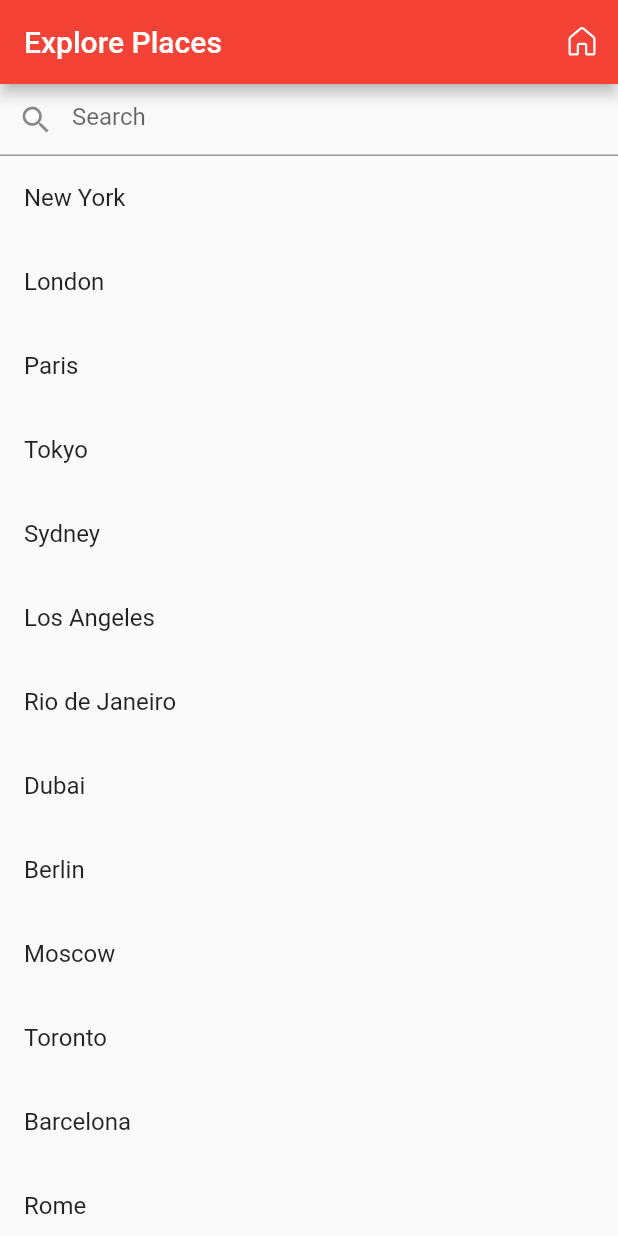
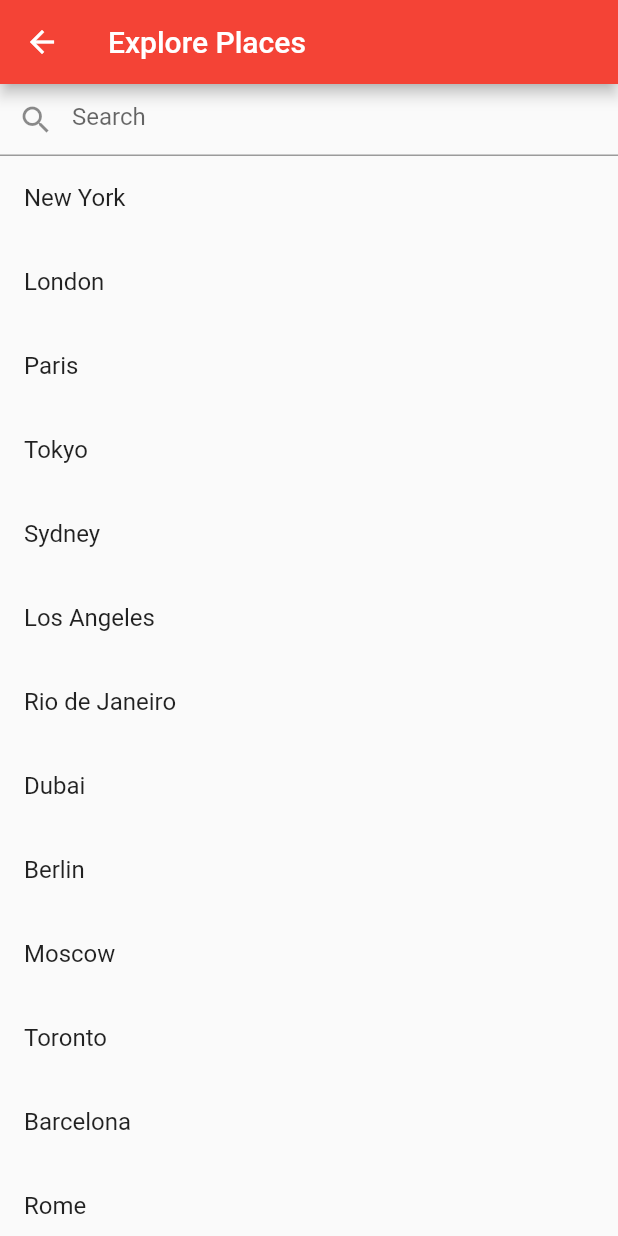
Before and after one commit to jucosmon/hotline_app, a Flutter app: the screen it shows after launch, after a tap on "Search Places", on a phone screen of 412 x 824 dp. Run offline on Flutter 3.47's test engine with Material 2 defaults, Android fonts, the phone set to English and light mode, and no system bars; our stand-ins replace fluentui_icons, gap; missing offline and left inert: clipboard.

Commit message:
gitarung ang buttons and added copied message

```diff
--- a/lib/pages/home_screen.dart
+++ b/lib/pages/home_screen.dart
@@ -11,6 +11,7 @@ class HomeScreen extends StatelessWidget {
   Widget build(BuildContext context) {
     return Scaffold(
       appBar: AppBar(
+        automaticallyImplyLeading: false,
         title: const Text('Emergency Hotline'),
         centerTitle: true,
         actions: <Widget>[
--- a/lib/pages/search_screen.dart
+++ b/lib/pages/search_screen.dart
@@ -50,9 +50,9 @@ class _SearchPageState extends State<SearchPage> {
   Widget build(BuildContext context) {
     return Scaffold(
       appBar: AppBar(
+        automaticallyImplyLeading: false,
         title: const Text('Explore Places'),
-        actions: <Widget>[
-          IconButton(
+        leading: IconButton(
           onPressed: () {
             Navigator.of(context).pushReplacement(
               MaterialPageRoute(
@@ -62,9 +62,8 @@ class _SearchPageState extends State<SearchPage> {
               ),
             );
           },
-            icon: const Icon(FluentSystemIcons.ic_fluent_home_regular),
+          icon: const Icon(Icons.arrow_back),
         ),
-        ],
       ),
       body: Column(
         children: <Widget>[
```
Also changed, not shown: lib/pages/numbers.dart (+9 -1 lines). Lines whose indentation alone changed are shown as unchanged.
